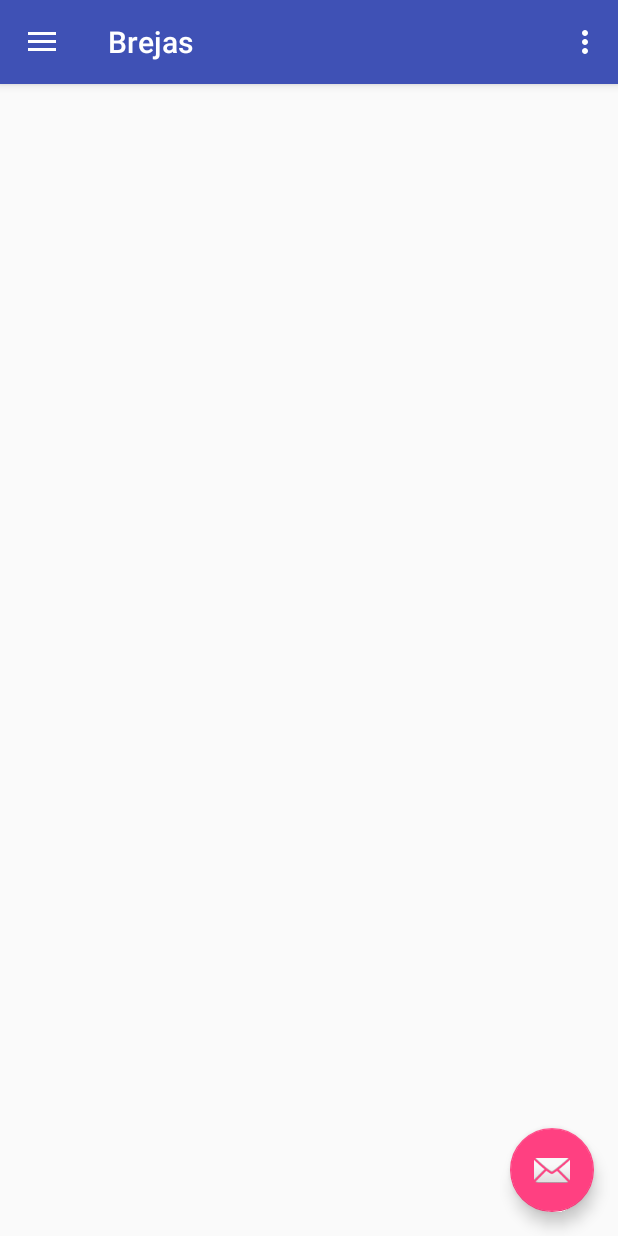
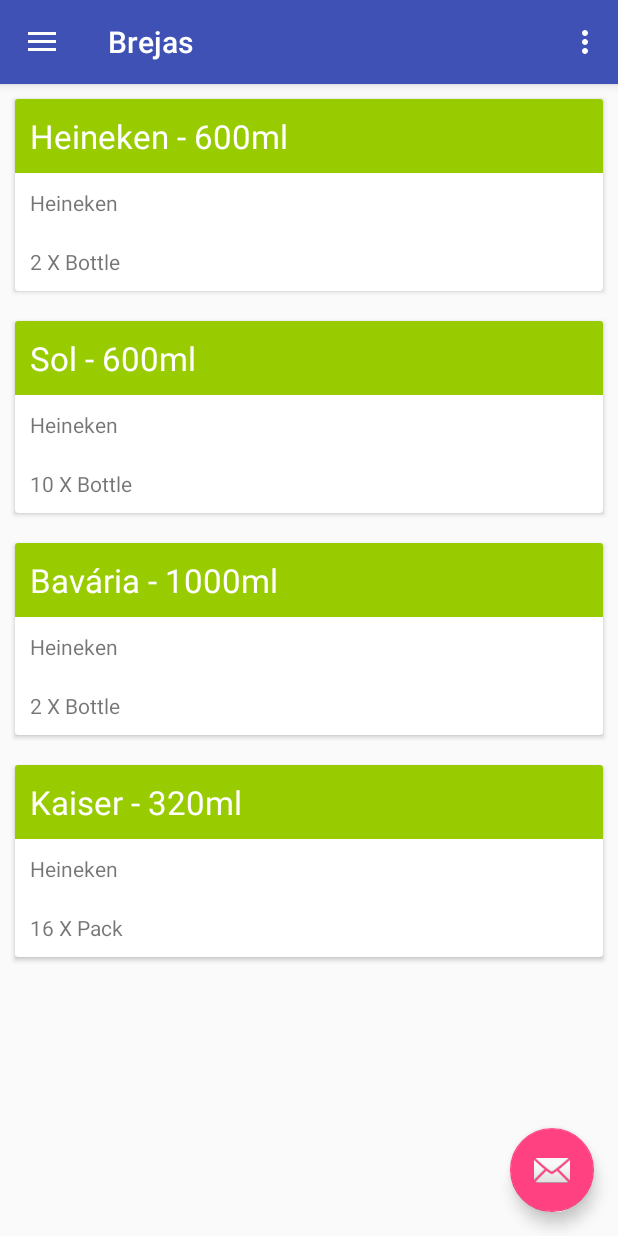
Before and after one commit to rnas/tc-android-app, an Android app: the screen it shows after launch (MainActivity), on a phone screen of 412 x 824 dp. Run offline under Robolectric (Android 15) with nearby library versions, the phone set to English and light mode, and no system bars; plain views replace RecycleListView.

Commit message:
[add] mocked recyclerview with objects

```diff
--- a/Brejas/app/build.gradle
+++ b/Brejas/app/build.gradle
@@ -26,5 +26,7 @@ dependencies {
     })
     compile 'com.android.support:appcompat-v7:25.1.1'
     compile 'com.android.support:design:25.1.1'
+    compile 'com.android.support:recyclerview-v7:23.4.0'
+    compile 'com.android.support:cardview-v7:23.4.0'
     testCompile 'junit:junit:4.12'
 }
--- a/Brejas/app/src/main/java/brejas/com/br/brejas/MainActivity.java
+++ b/Brejas/app/src/main/java/brejas/com/br/brejas/MainActivity.java
@@ -4,6 +4,10 @@ import android.content.Intent;
 import android.os.Bundle;
 import android.support.design.widget.FloatingActionButton;
 import android.support.design.widget.Snackbar;
+import android.support.v7.widget.DefaultItemAnimator;
+import android.support.v7.widget.LinearLayoutManager;
+import android.support.v7.widget.RecyclerView;
+import android.util.Log;
 import android.view.View;
 import android.support.design.widget.NavigationView;
 import android.support.v4.view.GravityCompat;
@@ -14,8 +18,20 @@ import android.support.v7.widget.Toolbar;
 import android.view.Menu;
 import android.view.MenuItem;
 
+import java.util.ArrayList;
+import java.util.List;
+
+import brejas.com.br.brejas.adapter.BeersListAdapter;
+import brejas.com.br.brejas.model.Beer;
+
 public class MainActivity extends AppCompatActivity
         implements NavigationView.OnNavigationItemSelectedListener {
+
+
+    private RecyclerView recyclerView;
+    private BeersListAdapter adapter;
+    // temp mock data
+    List<Beer> beerArrayList = new ArrayList<Beer>();
 
     @Override
     protected void onCreate(Bundle savedInstanceState) {
@@ -41,6 +57,29 @@ public class MainActivity extends AppCompatActivity
 
         NavigationView navigationView = (NavigationView) findViewById(R.id.nav_view);
         navigationView.setNavigationItemSelectedListener(this);
+
+        initMock();
+
+        recyclerView = (RecyclerView) findViewById(R.id.recyclerView);
+
+        Log.i("BR", String.valueOf(beerArrayList.size()));
+
+        recyclerView.setLayoutManager(new LinearLayoutManager(this));
+        recyclerView.setItemAnimator(new DefaultItemAnimator());
+        recyclerView.setHasFixedSize(true);
+
+        adapter = new BeersListAdapter(this, beerArrayList);
+        recyclerView.setAdapter(adapter);
+
+    }
+
+    void initMock() {
+
+        beerArrayList.add(new Beer("Heineken", "Heineken", "Bottle", 600, 2));
+        beerArrayList.add(new Beer("Sol", "Heineken", "Bottle", 600, 10));
+        beerArrayList.add(new Beer("Bavária", "Heineken", "Bottle", 1000, 2));
+        beerArrayList.add(new Beer("Kaiser", "Heineken", "Pack", 320, 16));
+
     }
 
     @Override
--- /dev/null
+++ b/Brejas/app/src/main/java/brejas/com/br/brejas/adapter/BeersListAdapter.java
@@ -0,0 +1,71 @@
+package brejas.com.br.brejas.adapter;
+
+import android.content.Context;
+import android.support.v7.widget.RecyclerView;
+import android.view.LayoutInflater;
+import android.view.View;
+import android.view.ViewGroup;
+import android.widget.ImageView;
+import android.widget.TextView;
+
+import java.util.List;
+
+import brejas.com.br.brejas.R;
+import brejas.com.br.brejas.model.Beer;
+
+/**
+ * Created by rnas on 18/03/17.
+ */
+
+public class BeersListAdapter extends RecyclerView.Adapter<BeersListAdapter.BeersViewHolder>  {
+
+    private Context context;
+    private List<Beer> beers;
+
+    public BeersListAdapter(Context context, List<Beer> beers) {
+        this.context    = context;
+        this.beers      = beers;
+    }
+
+    @Override
+    public BeersViewHolder onCreateViewHolder(ViewGroup parent, int viewType) {
+
+        View v = LayoutInflater.from(context).inflate(R.layout.beers_row, parent, false);
+
+        return new BeersViewHolder(v);
+    }
+
+    @Override
+    public void onBindViewHolder(final BeersViewHolder holder, final int position) {
+
+        holder.tvName.setText( beers.get(position).getName() + " - " + beers.get(position).getContent() + "ml" );
+        holder.tvBrand.setText( beers.get(position).getBrand() );
+        holder.tvInStock.setText( beers.get(position).getUnits() + " X " + beers.get(position).getType());
+
+    }
+
+    public Beer getItem(int position) {
+        return beers.get(position);
+    }
+
+    @Override
+    public int getItemCount() {
+        return beers.size();
+    }
+
+    public static class BeersViewHolder extends RecyclerView.ViewHolder {
+
+        TextView tvName;
+        TextView tvBrand;
+        TextView tvInStock;
+
+        public BeersViewHolder(View itemView) {
+            super(itemView);
+
+            tvName      = (TextView) itemView.findViewById(R.id.tvName);
+            tvBrand     = (TextView) itemView.findViewById(R.id.tvBrand);
+            tvInStock   = (TextView) itemView.findViewById(R.id.tvInStock);
+
+        }
+    }
+}
--- /dev/null
+++ b/Brejas/app/src/main/res/layout/beers_row.xml
@@ -0,0 +1,51 @@
+<?xml version="1.0" encoding="utf-8"?>
+
+<android.support.v7.widget.CardView xmlns:android="http://schemas.android.com/apk/res/android"
+    xmlns:app="http://schemas.android.com/apk/res-auto"
+    android:orientation="vertical"
+    android:elevation="20dp"
+    android:layout_margin="10dp"
+    android:layout_width="match_parent"
+    android:layout_height="wrap_content">
+
+    <LinearLayout
+        android:layout_width="match_parent"
+        android:layout_height="wrap_content"
+        android:orientation="horizontal">
+
+        <LinearLayout
+            android:layout_width="0dp"
+            android:id="@+id/cardPhoto"
+            android:layout_weight="1"
+            android:orientation="vertical"
+            android:layout_height="wrap_content">
+
+            <TextView
+                android:id="@+id/tvName"
+                android:padding="10dp"
+                android:gravity="top"
+                android:textSize="22dp"
+                android:textColor="@android:color/white"
+                android:background="@android:color/holo_green_light"
+                android:layout_width="match_parent"
+                android:layout_height="wrap_content" />
+
+            <TextView
+                android:id="@+id/tvBrand"
+                android:padding="10dp"
+                android:gravity="top"
+                android:layout_width="match_parent"
+                android:layout_height="wrap_content" />
+
+            <TextView
+                android:id="@+id/tvInStock"
+                android:padding="10dp"
+                android:gravity="top"
+                android:layout_width="match_parent"
+                android:layout_height="wrap_content" />
+
+        </LinearLayout>
+
+    </LinearLayout>
+
+</android.support.v7.widget.CardView>
--- a/Brejas/app/src/main/res/layout/content_main.xml
+++ b/Brejas/app/src/main/res/layout/content_main.xml
@@ -5,21 +5,19 @@
     android:id="@+id/content_main"
     android:layout_width="match_parent"
     android:layout_height="match_parent"
-    android:paddingBottom="@dimen/activity_vertical_margin"
-    android:paddingLeft="@dimen/activity_horizontal_margin"
-    android:paddingRight="@dimen/activity_horizontal_margin"
-    android:paddingTop="@dimen/activity_vertical_margin"
+    android:padding="0dp"
     app:layout_behavior="@string/appbar_scrolling_view_behavior"
     tools:context="brejas.com.br.brejas.MainActivity"
     tools:showIn="@layout/app_bar_main">
 
-    <android.support.v7.app.AlertController.RecycleListView
+    <android.support.v7.widget.RecyclerView
+        android:id="@+id/recyclerView"
         android:layout_width="match_parent"
-        android:layout_height="match_parent">
-
-
-
-    </android.support.v7.app.AlertController.RecycleListView>
-
+        android:layout_height="match_parent"
+        android:cacheColorHint="@android:color/transparent"
+        android:clipToPadding="false"
+        android:scrollbarStyle="outsideOverlay"
+        android:scrollbars="vertical"
+        android:layout_alignParentBottom="true" />
 
 </RelativeLayout>
```
